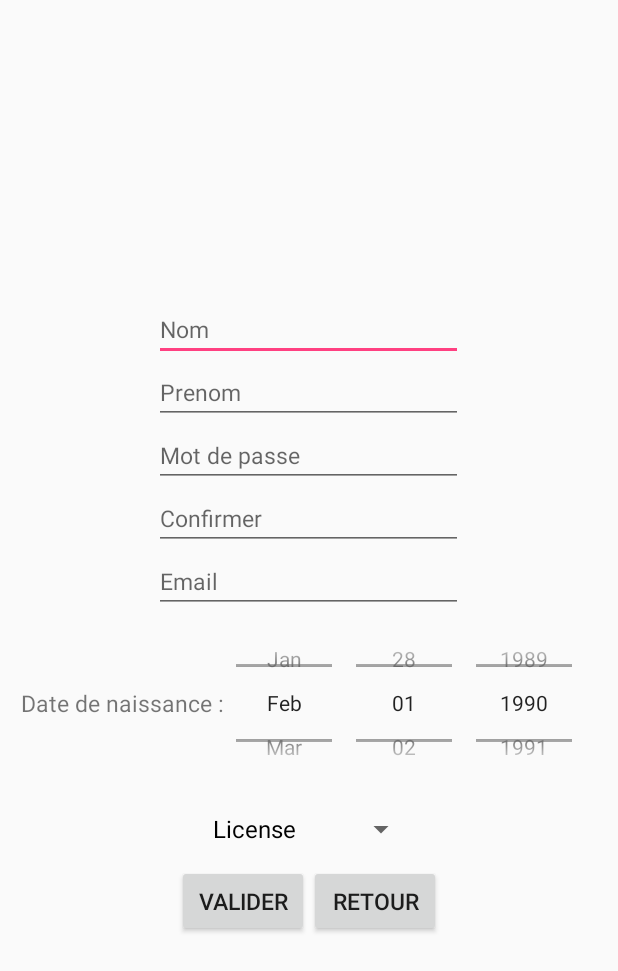
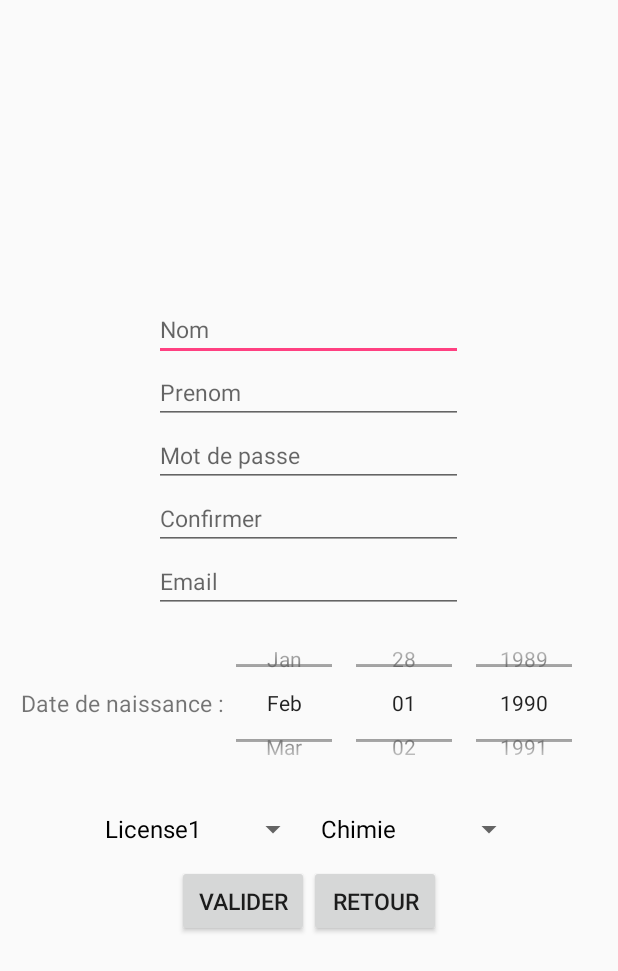
Before and after one commit to carnacf/ProhetProgMobile, an Android app: the Inscription screen opened directly, with no data from a screen before it, on a phone screen of 412 x 824 dp. Shown: the top 971 px of the screen. Run offline under Robolectric (Android 15) with nearby library versions, the phone set to English and light mode, and no system bars.

Commit message:
Ajout d'un champ Section lors de l'inscription

```diff
--- a/app/src/main/java/com/example/nairolf/projetprogmobile/Inscription.java
+++ b/app/src/main/java/com/example/nairolf/projetprogmobile/Inscription.java
@@ -18,10 +18,15 @@ public class Inscription extends AppCompatActivity {
         super.onCreate(savedInstanceState);
         setContentView(R.layout.activity_inscription);
 
-        Spinner dropdown = (Spinner)findViewById(R.id.Etude);
-        String[] items = new String[]{"License", "Master", "Doctorat"};
-        ArrayAdapter<String> adapter = new ArrayAdapter<String>(this, android.R.layout.simple_spinner_dropdown_item, items);
-        dropdown.setAdapter(adapter);
+        Spinner dropdown1 = (Spinner)findViewById(R.id.Etude);
+        String[] items1 = new String[]{"License1","License2","License3","Master1","Master2", "Doctorat"};
+        ArrayAdapter<String> adapter1 = new ArrayAdapter<String>(this, android.R.layout.simple_spinner_dropdown_item, items1);
+        dropdown1.setAdapter(adapter1);
+
+        Spinner dropdown2 = (Spinner)findViewById(R.id.Section);
+        String[] items2 = new String[]{"Chimie","EEA","Informatique","Math-Info","Mathématiques","Mecnique","Physique","Sciences de la Terre","Science de la vie","Science et technologies"};
+        ArrayAdapter<String> adapter2 = new ArrayAdapter<String>(this, android.R.layout.simple_spinner_dropdown_item, items2);
+        dropdown2.setAdapter(adapter2);
 
         DatePicker date = (DatePicker)findViewById(R.id.datepicker);
         date.setMaxDate(new Date().getTime());
--- a/app/src/main/res/layout/activity_inscription.xml
+++ b/app/src/main/res/layout/activity_inscription.xml
@@ -142,6 +142,14 @@
                         android:layout_weight=".35"
                         android:textSize="15sp"
                         android:spinnerMode="dropdown"/>
+
+                    <Spinner
+                        android:id="@+id/Section"
+                        android:layout_width="0dip"
+                        android:layout_height="wrap_content"
+                        android:layout_weight=".35"
+                        android:textSize="15sp"
+                        android:spinnerMode="dropdown"/>
                 </LinearLayout>
 
                 <LinearLayout xmlns:android="http://schemas.android.com/apk/res/android"
```
